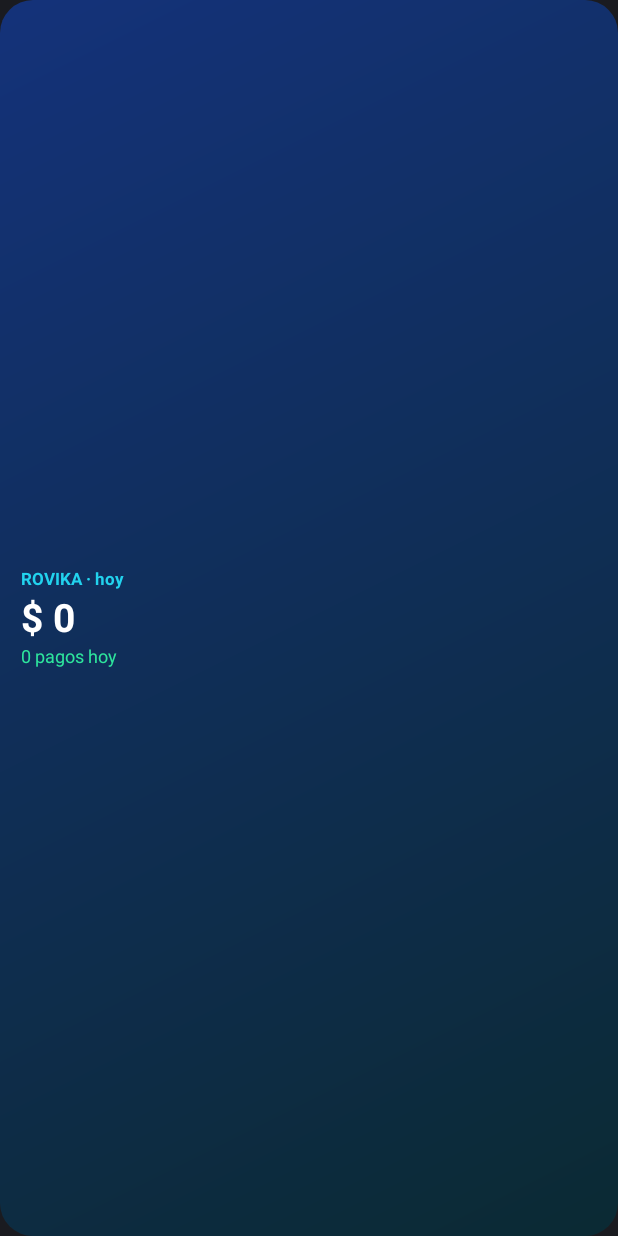
After one commit to sflorez0989/tilin-app, an Android app: the layout widget_total.xml on its own in the app's theme, with its tools: preview values and no code run, on a phone screen of 412 x 824 dp. The commit adds this screen. Run offline under Robolectric (Android 15) with nearby library versions, the phone set to English and light mode, and no system bars.

Commit message:
Respaldo del codigo - Rovika 2.8

```diff
--- a/app/build.gradle
+++ b/app/build.gradle
@@ -9,8 +9,8 @@ android {
         applicationId "com.tilin.app"
         minSdk 26
         targetSdk 34
-        versionCode 122
-        versionName "2.7"
+        versionCode 123
+        versionName "2.8"
     }
     signingConfigs {
         rovika {
--- /dev/null
+++ b/app/src/main/res/drawable/widget_fondo.xml
@@ -0,0 +1,9 @@
+<?xml version="1.0" encoding="utf-8"?>
+<shape xmlns:android="http://schemas.android.com/apk/res/android"
+    android:shape="rectangle">
+    <gradient
+        android:startColor="#14327A"
+        android:endColor="#0B2A33"
+        android:angle="315" />
+    <corners android:radius="22dp" />
+</shape>
--- /dev/null
+++ b/app/src/main/res/layout/widget_total.xml
@@ -0,0 +1,33 @@
+<?xml version="1.0" encoding="utf-8"?>
+<LinearLayout xmlns:android="http://schemas.android.com/apk/res/android"
+    android:id="@+id/w_raiz"
+    android:layout_width="match_parent"
+    android:layout_height="match_parent"
+    android:orientation="vertical"
+    android:gravity="center_vertical"
+    android:padding="14dp"
+    android:background="@drawable/widget_fondo">
+    <TextView
+        android:id="@+id/w_titulo"
+        android:layout_width="wrap_content"
+        android:layout_height="wrap_content"
+        android:text="ROVIKA · hoy"
+        android:textColor="#22D3EE"
+        android:textSize="11sp"
+        android:textStyle="bold" />
+    <TextView
+        android:id="@+id/w_total"
+        android:layout_width="wrap_content"
+        android:layout_height="wrap_content"
+        android:text="$ 0"
+        android:textColor="#FFFFFF"
+        android:textSize="26sp"
+        android:textStyle="bold" />
+    <TextView
+        android:id="@+id/w_detalle"
+        android:layout_width="wrap_content"
+        android:layout_height="wrap_content"
+        android:text="0 pagos hoy"
+        android:textColor="#2EE59D"
+        android:textSize="12sp" />
+</LinearLayout>
--- a/app/src/main/res/mipmap-anydpi-v26/ic_launcher.xml
+++ b/app/src/main/res/mipmap-anydpi-v26/ic_launcher.xml
@@ -1,5 +1,5 @@
 <?xml version="1.0" encoding="utf-8"?>
 <adaptive-icon xmlns:android="http://schemas.android.com/apk/res/android">
-    <background android:drawable="@color/ic_bg" />
+    <background android:drawable="@drawable/ic_bg_grad" />
     <foreground android:drawable="@drawable/ic_fg" />
 </adaptive-icon>
--- a/app/src/main/res/mipmap-anydpi-v26/ic_launcher_round.xml
+++ b/app/src/main/res/mipmap-anydpi-v26/ic_launcher_round.xml
@@ -1,5 +1,5 @@
 <?xml version="1.0" encoding="utf-8"?>
 <adaptive-icon xmlns:android="http://schemas.android.com/apk/res/android">
-    <background android:drawable="@color/ic_bg" />
+    <background android:drawable="@drawable/ic_bg_grad" />
     <foreground android:drawable="@drawable/ic_fg" />
 </adaptive-icon>
```
Also changed, not shown: app/src/main/AndroidManifest.xml (+11 -0 lines), app/src/main/java/com/tilin/app/PagoListenerService.kt (+21 -4 lines), app/src/main/java/com/tilin/app/Salidas.kt (added, +104 -0 lines), app/src/main/java/com/tilin/app/Sonido.kt (added, +65 -0 lines), app/src/main/java/com/tilin/app/TotalWidget.kt (added, +63 -0 lines), app/src/main/res/drawable/ic_bg_grad.xml (added, +8 -0 lines), app/src/main/res/drawable/ic_fg.xml (+11 -6 lines), app/src/main/res/xml/widget_info.xml (added, +8 -0 lines), 1 other file.
